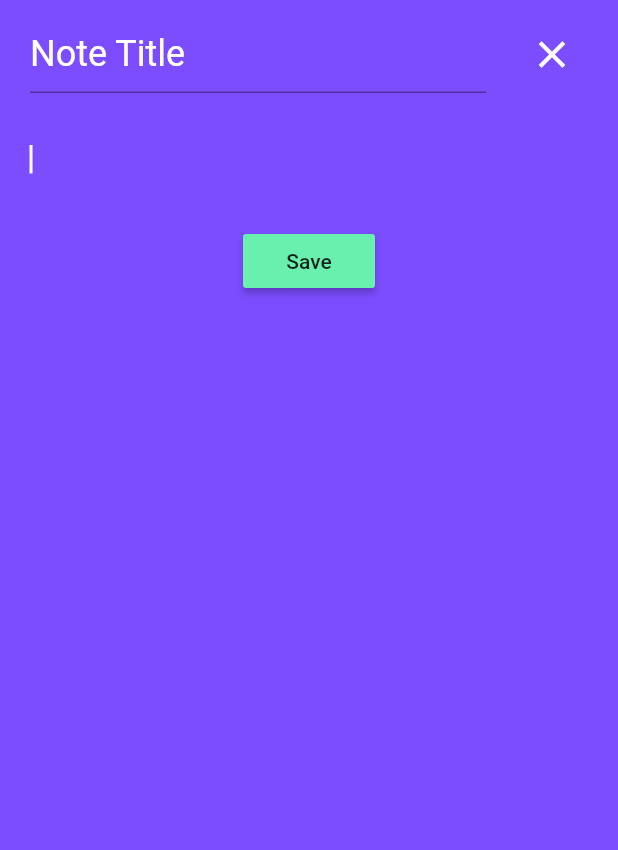
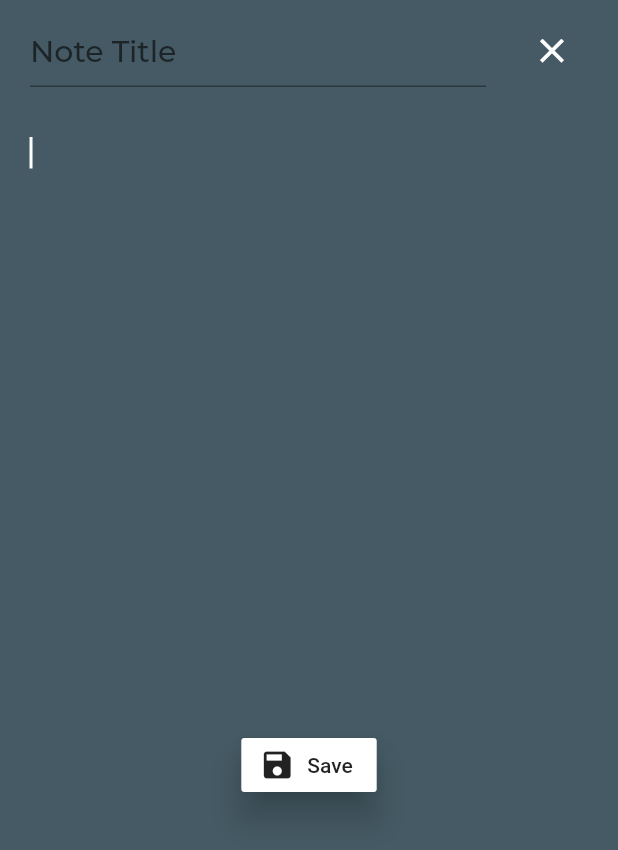
Before and after one commit to NevilleMthw/NotesApp, a Flutter app: the screen it shows after launch, after a tap on the "add" icon, on a phone screen of 412 x 824 dp. Shown: the top 850 px of the screen. Run offline on Flutter 3.47's test engine with Material 2 defaults, Android fonts, the phone set to English and light mode, and no system bars.

Commit message:
Designing of notes section and home screen

```diff
--- a/lib/main.dart
+++ b/lib/main.dart
@@ -1,7 +1,7 @@
 import 'package:flutter/material.dart';
 
 TextEditingController _notesController1 =
-    new TextEditingController(text: 'Note Title');
+    new TextEditingController();
 
 TextEditingController _notesController2 = new TextEditingController();
 
@@ -40,7 +40,7 @@ class Home extends StatelessWidget {
           ],
         ),
       ),
-      backgroundColor: Colors.grey[600],
+      backgroundColor: Colors.blueGrey[700],
       appBar: AppBar(
         title: Text(
           'Glass',
@@ -52,15 +52,16 @@ class Home extends StatelessWidget {
           ),
         ),
         centerTitle: true,
-        backgroundColor: Colors.grey[900],
+        backgroundColor: Colors.blueGrey[700],
       ),
       floatingActionButton: FloatingActionButton(
+              elevation: 9.0,
         child: Icon(Icons.add),
         onPressed: () {
           Navigator.push(
               context, MaterialPageRoute(builder: (context) => Hero()));
         },
-        backgroundColor: Colors.grey[900],
+        backgroundColor: Colors.blueGrey[300],
       ),
       floatingActionButtonLocation: FloatingActionButtonLocation.centerFloat,
     ));
@@ -74,7 +75,7 @@ class Hero extends StatelessWidget {
       body: Container(
         height: MediaQuery.of(context).size.height,
         width: MediaQuery.of(context).size.width,
-        color: Colors.deepPurpleAccent,
+        color: Colors.blueGrey[700],
         child: SafeArea(
           child: SingleChildScrollView(
             child: Column(
@@ -93,7 +94,7 @@ class Hero extends StatelessWidget {
 
 Widget buildHeading(context) {
   return Material(
-    color: Colors.deepPurpleAccent,
+    color: Colors.blueGrey[700],
     child: Padding(
       padding: const EdgeInsets.only(left: 20.0, top: 10.0),
       child: Row(
@@ -102,11 +103,14 @@ Widget buildHeading(context) {
             child: TextField(
               maxLines: 1,
               controller: _notesController1,
-              style: TextStyle(fontSize: 24, color: Colors.white),
+              decoration: InputDecoration(
+                hintText: 'Note Title',
+              ),
+              style: TextStyle(fontSize: 20, color: Colors.white, fontFamily: 'Montserrat',),
             ),
           ),
           FlatButton(
-            child: Icon(Icons.close, color: Colors.white, size: 30),
+            child: Icon(Icons.close, color: Colors.white, size: 27),
             onPressed: () {
               Navigator.of(context).pop();
             },
@@ -119,7 +123,7 @@ Widget buildHeading(context) {
 
 Widget buildNotesText() {
   return Material(
-    color: Colors.deepPurpleAccent,
+    color: Colors.blueGrey[700],
     child: Padding(
       padding: const EdgeInsets.all(20.0),
       child: TextField(
@@ -130,18 +134,21 @@ Widget buildNotesText() {
         ),
         cursorColor: Colors.white,
         autofocus: true,
-        style: TextStyle(color: Colors.white),
+        style: TextStyle(color: Colors.white,fontSize: 18),
       ),
     ),
   );
 }
 
 Widget buildSubmitButton(context) {
-  return Material(
-    color: Colors.deepPurpleAccent,
-    child: RaisedButton(
-      child: Text("Save"),
-      color: Colors.greenAccent,
+  return Container(
+    color: Colors.blueGrey[700],
+    margin: EdgeInsets.only(top:340.0),
+    child: RaisedButton.icon(
+      elevation: 9.0,
+      icon: Icon(Icons.save),
+      label: Text('Save'),
+      color: Colors.white,
       onPressed: () async {
         Navigator.of(context).pop();
       },
```
